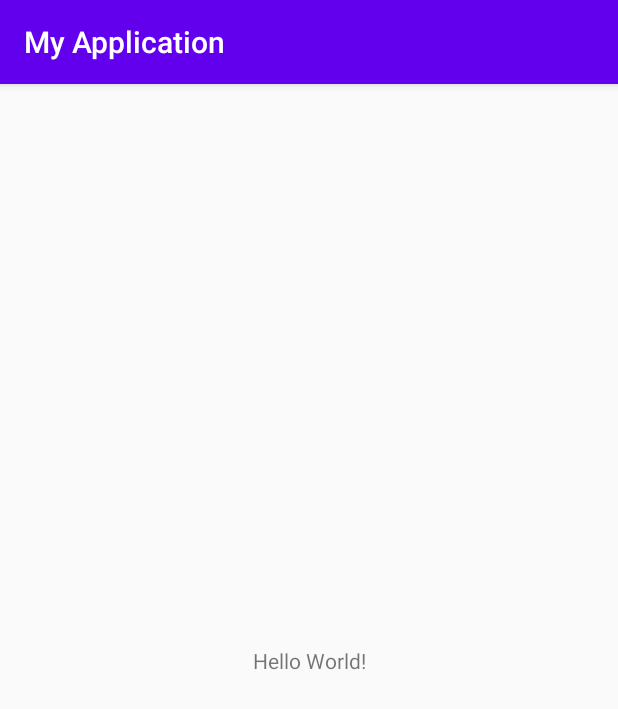
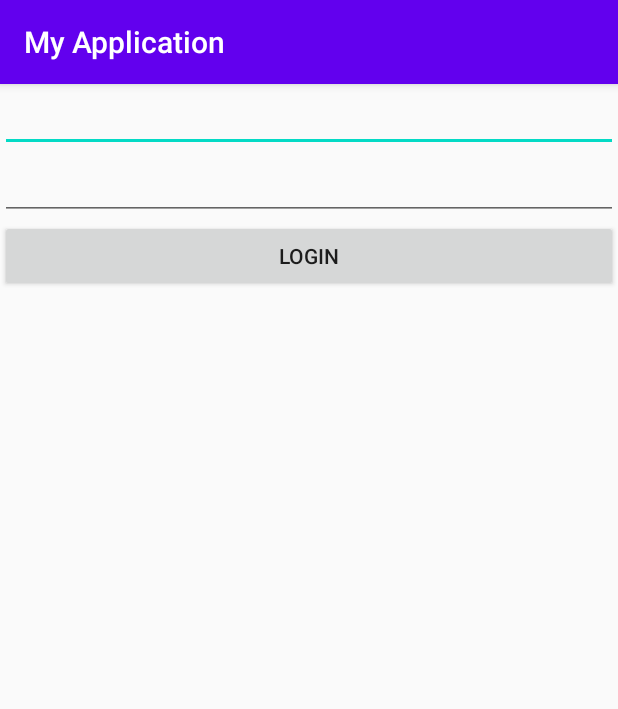
Before and after one commit to jmarqs99/Trabalho_CMU, an Android app: the screen it shows after launch (MainActivity), on a phone screen of 412 x 824 dp. Shown: the top 709 px of the screen. Run offline under Robolectric (Android 15) with nearby library versions, the phone set to English and light mode, and no system bars.

Commit message:
Login UI

```diff
--- a/app/src/main/java/DB/PerguntasDAO.java
+++ b/app/src/main/java/DB/PerguntasDAO.java
@@ -1,9 +1,12 @@
 package DB;
 
+import androidx.lifecycle.LiveData;
 import androidx.room.Dao;
 import androidx.room.Delete;
 import androidx.room.Insert;
 import androidx.room.Query;
+
+import java.util.List;
 
 @Dao
 public interface PerguntasDAO {
@@ -14,10 +17,9 @@ public interface PerguntasDAO {
     @Delete
     public void deletePergunta(Perguntas pergunta);
 
-    @Query("Select * FROM perguntas")
-    public void getPergunta(Perguntas pergunta);
+    @Query("Select * FROM perguntas WHERE id LIKE :ID")
+    public LiveData<List<Perguntas>> getPergunta(String ID);
 
-    @Query("Select * FROM perguntas WHERE id LIKE :ID")
-    public void getPerguntabyID(String ID);
+
 
 }
--- a/app/src/main/java/com/example/myapplication/MainActivity.java
+++ b/app/src/main/java/com/example/myapplication/MainActivity.java
@@ -3,12 +3,22 @@ package com.example.myapplication;
 import androidx.appcompat.app.AppCompatActivity;
 
 import android.os.Bundle;
+import android.widget.Button;
+import android.widget.EditText;
 
 public class MainActivity extends AppCompatActivity {
+
+    private EditText email, password;
+    private Button loginButton;
 
     @Override
     protected void onCreate(Bundle savedInstanceState) {
         super.onCreate(savedInstanceState);
         setContentView(R.layout.activity_main);
+
+        email = findViewById(R.id.editTextTextEmailAddress);
+        password = findViewById(R.id.editTextTextPassword);
+        loginButton = findViewById(R.id.button3);
+
     }
 }
--- a/app/src/main/res/layout/activity_main.xml
+++ b/app/src/main/res/layout/activity_main.xml
@@ -1,18 +1,31 @@
 <?xml version="1.0" encoding="utf-8"?>
-<androidx.constraintlayout.widget.ConstraintLayout xmlns:android="http://schemas.android.com/apk/res/android"
+<LinearLayout xmlns:android="http://schemas.android.com/apk/res/android"
     xmlns:app="http://schemas.android.com/apk/res-auto"
     xmlns:tools="http://schemas.android.com/tools"
     android:layout_width="match_parent"
     android:layout_height="match_parent"
-    tools:context=".MainActivity">
+    tools:context=".MainActivity"
+    android:orientation="vertical">
 
-    <TextView
-        android:layout_width="wrap_content"
+
+    <EditText
+        android:id="@+id/editTextTextEmailAddress"
+        android:layout_width="match_parent"
         android:layout_height="wrap_content"
-        android:text="Hello World!"
-        app:layout_constraintBottom_toBottomOf="parent"
-        app:layout_constraintLeft_toLeftOf="parent"
-        app:layout_constraintRight_toRightOf="parent"
-        app:layout_constraintTop_toTopOf="parent" />
+        android:inputType="textEmailAddress" />
 
-</androidx.constraintlayout.widget.ConstraintLayout>
+    <EditText
+        android:id="@+id/editTextTextPassword"
+        android:layout_width="match_parent"
+        android:layout_height="wrap_content"
+        android:ems="10"
+        android:inputType="textPassword" />
+
+    <Button
+        android:id="@+id/button3"
+        android:layout_width="match_parent"
+        android:layout_height="wrap_content"
+        android:text="Login" />
+
+
+</LinearLayout>
```
